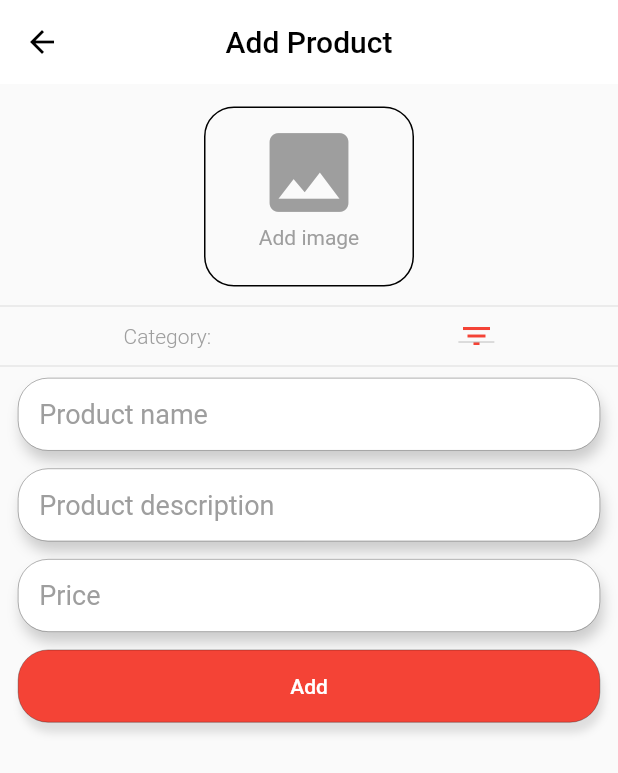
After one commit to iridiscenthummingbird/Rocket-Delivery-For-Restaurants, a Flutter app: the AddProductScreen screen opened directly, on a phone screen of 412 x 824 dp. The commit adds this screen. Shown: the top 773 px of the screen. Run offline on Flutter 3.47's test engine with Material 2 defaults, Android fonts, the phone set to English and light mode, and no system bars; our stand-ins replace cloud_firestore, firebase_auth, firebase_core, firebase_storage, image_picker, permission_handler and 1 more; accounts and stored records are empty; network calls fail; Roboto replaces fonts that are missing (Sen).

Commit message:
Add adding of products

```diff
--- /dev/null
+++ b/lib/screens/add_product.dart
@@ -0,0 +1,271 @@
+import 'package:flutter/material.dart';
+import 'package:image_picker/image_picker.dart';
+import 'package:provider/provider.dart';
+import 'package:rocket_delivery_rest/providers/category.dart';
+import 'package:rocket_delivery_rest/providers/product.dart';
+import 'package:rocket_delivery_rest/providers/user.dart';
+import 'package:rocket_delivery_rest/widgets/custom_file_button.dart';
+
+class AddProductScreen extends StatelessWidget {
+  const AddProductScreen({Key key}) : super(key: key);
+
+  @override
+  Widget build(BuildContext context) {
+    final productProvider = Provider.of<ProductProvider>(context);
+    final categoryProvider = Provider.of<CategoryProvider>(context);
+    final userProvider = Provider.of<UserProvider>(context);
+    return Scaffold(
+      key: key,
+      appBar: AppBar(
+          iconTheme: IconThemeData(color: Colors.black),
+          centerTitle: true,
+          elevation: 0.0,
+          backgroundColor: Colors.white,
+          title: Text(
+            "Add Product",
+            style: TextStyle(color: Colors.black),
+          )),
+      body: ListView(
+        children: <Widget>[
+          SizedBox(
+            height: 10,
+          ),
+          Container(
+            height: 130,
+            child: Row(
+              mainAxisAlignment: MainAxisAlignment.center,
+              children: <Widget>[
+                Container(
+                  child: productProvider?.productImage == null
+                      ? CustomFileUploadButton(
+                          icon: Icons.image,
+                          text: "Add image",
+                          onTap: () async {
+                            showModalBottomSheet(
+                                context: context,
+                                builder: (BuildContext bc) {
+                                  return Container(
+                                    child: new Wrap(
+                                      children: <Widget>[
+                                        new ListTile(
+                                            leading: new Icon(Icons.image),
+                                            title: new Text('From gallery'),
+                                            onTap: () async {
+                                              productProvider.getImageFile(
+                                                  source: ImageSource.gallery);
+                                              Navigator.pop(context);
+                                            }),
+                                        new ListTile(
+                                            leading: new Icon(Icons.camera_alt),
+                                            title: new Text('Take a photo'),
+                                            onTap: () async {
+                                              productProvider.getImageFile(
+                                                  source: ImageSource.camera);
+                                              Navigator.pop(context);
+                                            }),
+                                      ],
+                                    ),
+                                  );
+                                });
+                          },
+                        )
+                      : ClipRRect(
+                          borderRadius: BorderRadius.circular(20),
+                          child: Image.file(productProvider.productImage)),
+                ),
+              ],
+            ),
+          ),
+          Visibility(
+            visible: productProvider.productImage != null,
+            child: FlatButton(
+              onPressed: () {
+                showModalBottomSheet(
+                    context: context,
+                    builder: (BuildContext bc) {
+                      return Container(
+                        child: new Wrap(
+                          children: <Widget>[
+                            new ListTile(
+                                leading: new Icon(Icons.image),
+                                title: new Text('From gallery'),
+                                onTap: () async {
+                                  productProvider.getImageFile(
+                                      source: ImageSource.gallery);
+                                  Navigator.pop(context);
+                                }),
+                            new ListTile(
+                                leading: new Icon(Icons.camera_alt),
+                                title: new Text('Take a photo'),
+                                onTap: () async {
+                                  productProvider.getImageFile(
+                                      source: ImageSource.camera);
+                                  Navigator.pop(context);
+                                }),
+                          ],
+                        ),
+                      );
+                    });
+              },
+              child: Text(
+                "Change Image",
+                style: TextStyle(color: Colors.red),
+              ),
+            ),
+          ),
+          Divider(),
+          Row(
+            mainAxisAlignment: MainAxisAlignment.spaceAround,
+            children: <Widget>[
+              Text(
+                "Category:",
+                style:
+                    TextStyle(color: Colors.grey, fontWeight: FontWeight.w300),
+              ),
+              DropdownButton<String>(
+                value: categoryProvider.selectedCategory,
+                style:
+                    TextStyle(color: Colors.red, fontWeight: FontWeight.w300),
+                icon: Icon(
+                  Icons.filter_list,
+                  color: Colors.red,
+                ),
+                elevation: 0,
+                onChanged: (value) {
+                  categoryProvider.changeSelectedCategory(
+                      newCategory: value.trim());
+                },
+                items: categoryProvider.categoriesNames
+                    .map<DropdownMenuItem<String>>((String value) {
+                  return DropdownMenuItem<String>(
+                      value: value, child: Text(value));
+                }).toList(),
+              ),
+            ],
+          ),
+          Divider(),
+          Padding(
+            padding: const EdgeInsets.only(left: 12, right: 12, bottom: 12),
+            child: Container(
+              decoration: BoxDecoration(
+                  color: Colors.white,
+                  border: Border.all(color: Colors.black, width: 0.2),
+                  borderRadius: BorderRadius.circular(20),
+                  boxShadow: [
+                    BoxShadow(
+                        color: Colors.grey.withOpacity(0.5),
+                        offset: Offset(2, 7),
+                        blurRadius: 7)
+                  ]),
+              child: Padding(
+                padding: const EdgeInsets.only(left: 14),
+                child: TextField(
+                  controller: productProvider.name,
+                  decoration: InputDecoration(
+                      border: InputBorder.none,
+                      hintText: "Product name",
+                      hintStyle: TextStyle(
+                          color: Colors.grey, fontFamily: "Sen", fontSize: 18)),
+                ),
+              ),
+            ),
+          ),
+          Padding(
+            padding: const EdgeInsets.only(left: 12, right: 12, bottom: 12),
+            child: Container(
+              decoration: BoxDecoration(
+                  color: Colors.white,
+                  border: Border.all(color: Colors.black, width: 0.2),
+                  borderRadius: BorderRadius.circular(20),
+                  boxShadow: [
+                    BoxShadow(
+                        color: Colors.grey.withOpacity(0.5),
+                        offset: Offset(2, 7),
+                        blurRadius: 7)
+                  ]),
+              child: Padding(
+                padding: const EdgeInsets.only(left: 14),
+                child: TextField(
+                  controller: productProvider.description,
+                  decoration: InputDecoration(
+                      border: InputBorder.none,
+                      hintText: "Product description",
+                      hintStyle: TextStyle(
+                          color: Colors.grey, fontFamily: "Sen", fontSize: 18)),
+                ),
+              ),
+            ),
+          ),
+          Padding(
+            padding: const EdgeInsets.only(left: 12, right: 12, bottom: 12),
+            child: Container(
+              decoration: BoxDecoration(
+                  color: Colors.white,
+                  border: Border.all(color: Colors.black, width: 0.2),
+                  borderRadius: BorderRadius.circular(20),
+                  boxShadow: [
+                    BoxShadow(
+                        color: Colors.grey.withOpacity(0.5),
+                        offset: Offset(2, 7),
+                        blurRadius: 7)
+                  ]),
+              child: Padding(
+                padding: const EdgeInsets.only(left: 14),
+                child: TextField(
+                  controller: productProvider.price,
+                  keyboardType: TextInputType.number,
+                  decoration: InputDecoration(
+                      border: InputBorder.none,
+                      hintText: "Price",
+                      hintStyle: TextStyle(
+                          color: Colors.grey, fontFamily: "Sen", fontSize: 18)),
+                ),
+              ),
+            ),
+          ),
+          Padding(
+            padding: const EdgeInsets.only(left: 12, right: 12, bottom: 12),
+            child: Container(
+                decoration: BoxDecoration(
+                    color: Colors.red,
+                    border: Border.all(color: Colors.black, width: 0.2),
+                    borderRadius: BorderRadius.circular(20),
+                    boxShadow: [
+                      BoxShadow(
+                          color: Colors.grey.withOpacity(0.3),
+                          offset: Offset(2, 7),
+                          blurRadius: 4)
+                    ]),
+                child: FlatButton(
+                  onPressed: () async {
+                    if (!await productProvider.uploadProduct(
+                        category: categoryProvider.selectedCategory,
+                        restaurantId: userProvider.restaurant.id,
+                        restaurant: userProvider.restaurant.name)) {
+                      ScaffoldMessenger.of(context).showSnackBar(SnackBar(
+                        content: Text("Upload Failed"),
+                        duration: Duration(seconds: 3),
+                      ));
+                    } else {
+                      productProvider.clear();
+                      ScaffoldMessenger.of(context).showSnackBar(SnackBar(
+                        content: Text("Upload completed"),
+                        duration: Duration(seconds: 3),
+                      ));
+                      userProvider.loadProductsByRestaurant(
+                          restaurantId: userProvider.restaurant.id);
+                      await userProvider.reload();
+                      Navigator.pop(context);
+                    }
+                  },
+                  child: Text(
+                    "Add",
+                    style: TextStyle(color: Colors.white),
+                  ),
+                )),
+          ),
+        ],
+      ),
+    );
+  }
+}
--- a/lib/screens/dashboard.dart
+++ b/lib/screens/dashboard.dart
@@ -2,6 +2,7 @@ import 'package:flutter/material.dart';
 import 'package:provider/provider.dart';
 import 'package:rocket_delivery_rest/providers/user.dart';
 import 'package:rocket_delivery_rest/screens/login.dart';
+import 'package:rocket_delivery_rest/screens/products.dart';
 import 'package:rocket_delivery_rest/services/screen_navigation.dart';
 import 'package:transparent_image/transparent_image.dart';
 
@@ -11,6 +12,7 @@ class DashboardScreen extends StatelessWidget {
   @override
   Widget build(BuildContext context) {
     final userProvider = Provider.of<UserProvider>(context);
+    userProvider.reload();
     return WillPopScope(
         onWillPop: () async => false,
         child: Scaffold(
@@ -53,7 +55,7 @@ class DashboardScreen extends StatelessWidget {
                 ),
                 ListTile(
                   onTap: () {
-                    //changeScreen(context, ProductsScreen());
+                    changeScreen(context, ProductsScreen());
                   },
                   leading: Icon(Icons.fastfood),
                   title: Text("Products"),
@@ -212,7 +214,7 @@ class DashboardScreen extends StatelessWidget {
                         ]),
                     child: ListTile(
                       onTap: () {
-                        //changeScreen(context, ProductsScreen());
+                        changeScreen(context, ProductsScreen());
                       },
                       title: Text("Products", style: TextStyle(fontSize: 24)),
                       trailing: Text(userProvider.products.length.toString(),
--- a/lib/services/product.dart
+++ b/lib/services/product.dart
@@ -10,8 +10,8 @@ class ProductServices {
       "id": data['id'],
       "name": data['name'],
       "image": data['image'],
-      "rating": data['rating'],
-      "price": data['price'],
+      "rating": data['rating'].toString(),
+      "price": data['price'].toString(),
       "restaurant": data['restaurant'],
       "restaurantId": data['restaurantId'],
       "description": data['description'],
--- /dev/null
+++ b/lib/widgets/custom_file_button.dart
@@ -0,0 +1,42 @@
+import 'package:flutter/material.dart';
+
+class CustomFileUploadButton extends StatelessWidget {
+  final IconData icon;
+  final Function onTap;
+  final String text;
+
+  const CustomFileUploadButton({Key key, this.icon, this.onTap, this.text})
+      : super(key: key);
+  @override
+  Widget build(BuildContext context) {
+    return GestureDetector(
+      onTap: onTap,
+      child: Row(
+        mainAxisAlignment: MainAxisAlignment.center,
+        children: <Widget>[
+          Container(
+            decoration: BoxDecoration(
+                borderRadius: BorderRadius.circular(20),
+                border: Border.all(color: Colors.black)),
+            width: 140,
+            height: 120,
+            child: Padding(
+              padding: const EdgeInsets.all(8.0),
+              child: Column(
+                children: <Widget>[
+                  Icon(
+                    icon,
+                    size: 70,
+                    color: Colors.grey,
+                  ),
+                  Text(text,
+                      style: TextStyle(fontSize: 14, color: Colors.grey)),
+                ],
+              ),
+            ),
+          ),
+        ],
+      ),
+    );
+  }
+}
--- a/pubspec.yaml
+++ b/pubspec.yaml
@@ -37,6 +37,9 @@ dependencies:
   uuid: ^2.0.4
   intl: ^0.17.0
   image_picker: ^0.8.0+3
+  permission_handler: ^8.0.1
+  firebase_storage: ^8.1.1
+
 
 
 dev_dependencies:
```
Also changed, not shown: lib/providers/product.dart (+42 -31 lines), lib/screens/products.dart (added, +52 -0 lines), lib/widgets/product.dart (added, +129 -0 lines), pubspec.lock, 1 other file.
